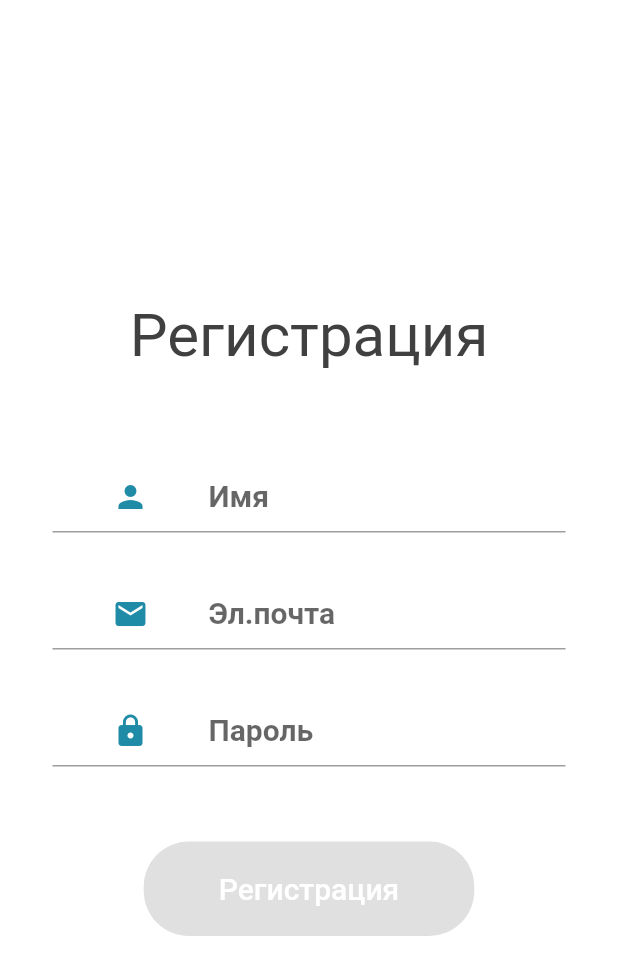
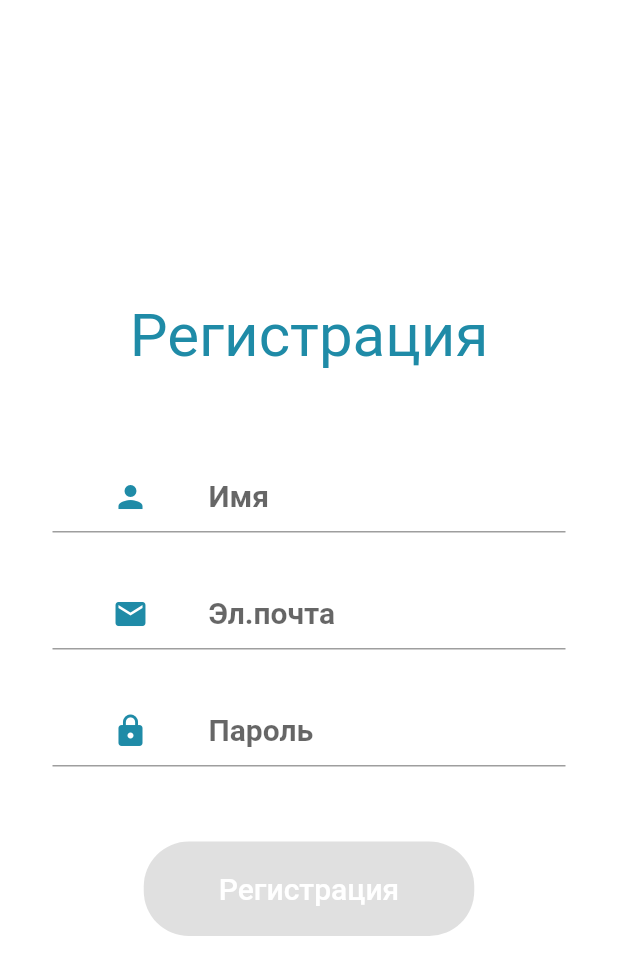
Before and after one commit to bek07kg/pizza_app, a Flutter app: the screen it shows after launch, after a tap on "Регистрация", on a phone screen of 412 x 824 dp. Shown: the top 975 px of the screen. Run offline on Flutter 3.47's test engine with Material 2 defaults, Android fonts, the phone set to English and light mode, and no system bars.

```diff
--- a/lib/pages/home_page.dart
+++ b/lib/pages/home_page.dart
@@ -28,7 +28,7 @@ class _HomePageState extends State<HomePage> {
           children: [
             SizedBox(height: 30),
             ProfilSearchButton(),
-            SizedBox(height: 30),
+            SizedBox(height: 5),
             Text1(),
           ],
         ),
--- a/lib/pages/login_page.dart
+++ b/lib/pages/login_page.dart
@@ -32,7 +32,7 @@ class _LoginPageState extends State<LoginPage> {
               mainAxisAlignment: MainAxisAlignment.center,
               children: [
                 RegisterButton(),
-                SizedBox(height: 120),
+                SizedBox(height: 80),
                 Row(
                   mainAxisAlignment: MainAxisAlignment.center,
                   children: [
--- a/lib/pages/register_page.dart
+++ b/lib/pages/register_page.dart
@@ -39,7 +39,7 @@ class _RegisterPageState extends State<RegisterPage> {
               Text(
                 "Регистрация",
                 style: TextStyle(
-                  color: AppColors.black,
+                  color: AppColors.mainBlue,
                   fontSize: 40,
                 ),
               ),
@@ -91,6 +91,7 @@ class _RegisterPageState extends State<RegisterPage> {
               ),
               SizedBox(height: 30),
               TextFormField(
+                obscureText: true,
                 style: TextStyle(
                   fontSize: 20,
                   color: AppColors.black,
```
Also changed, not shown: lib/model/all_pizza_model.dart (+14 -0 lines), assets/images/dodo_pizza.jpg (added), assets/images/imperia_pizza.png (added), assets/images/papa_jons.png (added), assets/images/pizza_hut.jpg (added).
